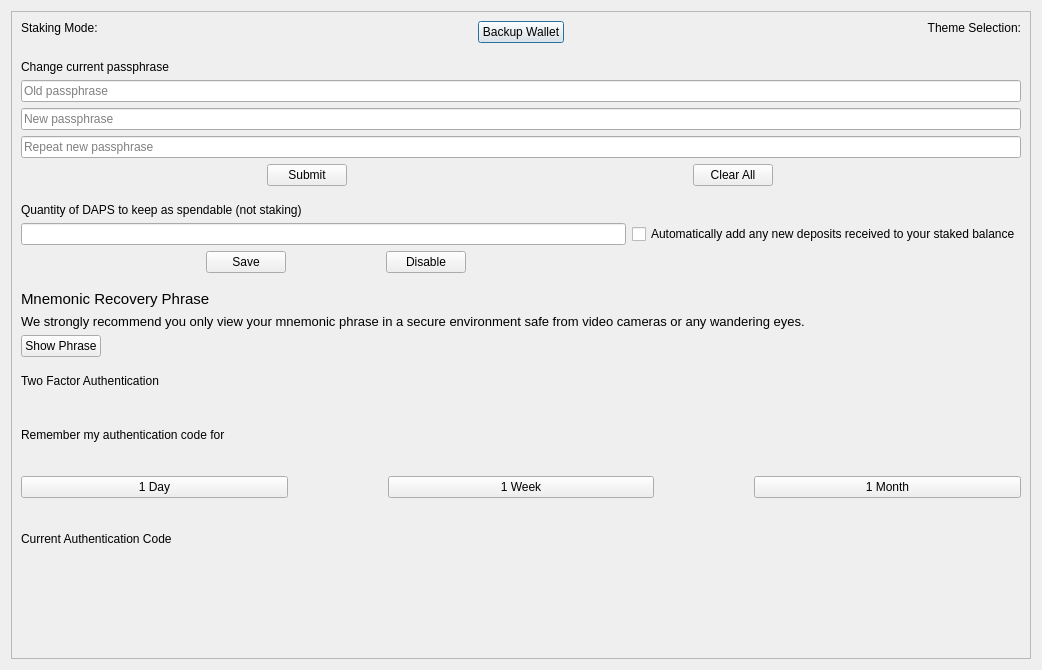
Qt form src/qt/forms/optionspage.ui (TheArcadiaGroup/DAPS) before a commit.
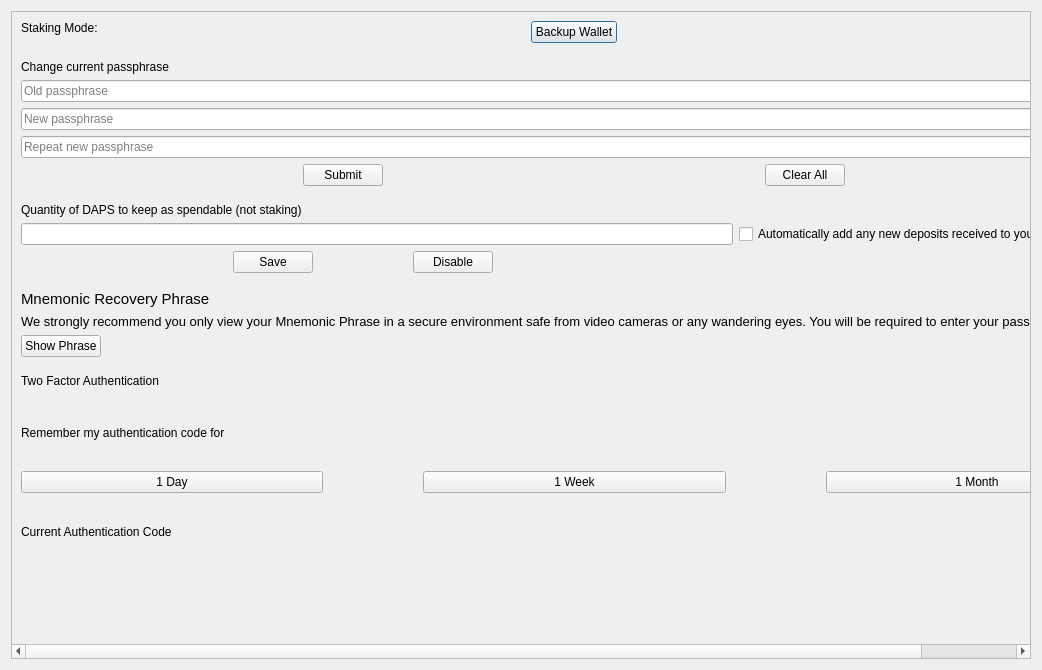
The same form after that commit. Custom widgets are drawn as their Qt base class.

Commit message: Password protect Mnemonic Phrase

The edit to the form file:
```diff
--- a/src/qt/forms/optionspage.ui
+++ b/src/qt/forms/optionspage.ui
@@ -477,7 +477,7 @@
             </font>
            </property>
            <property name="text">
-            <string>We strongly recommend you only view your mnemonic phrase in a secure environment safe from video cameras or any wandering eyes.</string>
+            <string>We strongly recommend you only view your Mnemonic Phrase in a secure environment safe from video cameras or any wandering eyes. You will be required to enter your passphrase to view it.</string>
            </property>
            <property name="alignment">
             <set>Qt::AlignLeading|Qt::AlignLeft|Qt::AlignVCenter</set>
```
The commit also changes 2 other files.
